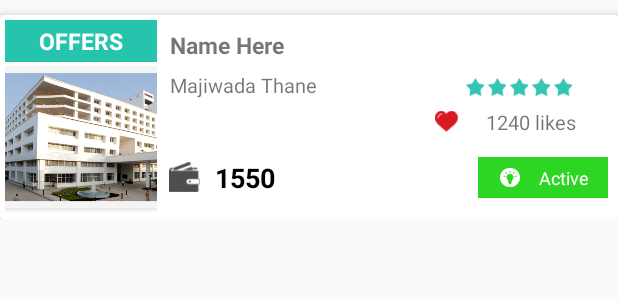
After one commit to AkhtarRaza15Ansari/Qureco, an Android app: the layout deals_item.xml on its own in the app's theme, with its tools: preview values and no code run, on a phone screen of 412 x 824 dp. The commit adds this screen. Shown: the top 300 px of the screen. Run offline under Robolectric (Android 15) with nearby library versions, the phone set to English and light mode, and no system bars; network calls fail.

Commit message:
New Commit

```diff
--- a/app/src/main/java/com/sriyaan/qureco/DetailsPage.java
+++ b/app/src/main/java/com/sriyaan/qureco/DetailsPage.java
@@ -654,6 +654,9 @@ public class DetailsPage extends AppCompatActivity {
                     @Override
                     public void onClick(View v) {
 
+                        Intent i = new Intent(DetailsPage.this,DealsOffers.class);
+                        i.putExtra("value",cat_id);
+                        startActivity(i);
                     }
                 });
 
--- a/app/src/main/java/com/sriyaan/qureco/Home.java
+++ b/app/src/main/java/com/sriyaan/qureco/Home.java
@@ -140,6 +140,7 @@ public class Home extends AppCompatActivity implements FragmentDrawer.FragmentDr
             @Override
             public void onClick(View view) {
                 Intent i = new Intent(Home.this,DealsOffers.class);
+                i.putExtra("value","1");
                 startActivity(i);
             }
         });
--- /dev/null
+++ b/app/src/main/res/layout/deals_item.xml
@@ -0,0 +1,246 @@
+<?xml version="1.0" encoding="utf-8"?>
+<LinearLayout xmlns:card_view="http://schemas.android.com/apk/res-auto"
+    xmlns:android="http://schemas.android.com/apk/res/android"
+    android:layout_width="match_parent"
+    android:layout_height="wrap_content">
+    <android.support.v7.widget.CardView xmlns:card_view="http://schemas.android.com/apk/res-auto"
+        android:layout_width="match_parent"
+        android:layout_height="wrap_content"
+        android:layout_marginTop="10dp"
+        card_view:cardElevation="5dp">
+        <LinearLayout
+            android:id="@+id/body"
+            android:layout_width="match_parent"
+            android:layout_height="wrap_content"
+            android:padding="03dp"
+            android:orientation="vertical">
+            <LinearLayout
+                android:layout_width="match_parent"
+                android:layout_height="wrap_content"
+                android:orientation="horizontal">
+                <LinearLayout
+                    android:layout_width="match_parent"
+                    android:layout_height="wrap_content"
+                    android:layout_weight="0.75"
+                    android:orientation="vertical">
+                    <TextView
+                        android:id="@+id/offers"
+                        android:layout_width="match_parent"
+                        android:layout_height="wrap_content"
+                        android:background="@color/offers"
+                        android:text="OFFERS"
+                        android:textColor="@color/white"
+                        android:textStyle="bold"
+                        android:textSize="15dp"
+                        android:padding="03dp"
+                        android:layout_gravity="center"
+                        android:gravity="center"
+                        />
+                    <ImageView
+                        android:id="@+id/list_image"
+                        android:layout_marginTop="01dp"
+                        android:layout_width="match_parent"
+                        android:layout_height="100dp"
+                        android:src="@drawable/hosp"
+                        android:scaleType="centerCrop"
+                        />
+                </LinearLayout>
+                <LinearLayout
+                    android:layout_width="match_parent"
+                    android:layout_height="wrap_content"
+                    android:layout_weight="0.25"
+                    android:layout_gravity="center"
+                    android:orientation="vertical">
+                    <LinearLayout
+                        android:layout_width="match_parent"
+                        android:layout_height="wrap_content"
+                        android:padding="03dp"
+                        android:layout_gravity="center"
+                        android:gravity="center"
+                        android:orientation="horizontal">
+                        <TextView
+                            android:id="@+id/name"
+                            android:layout_width="match_parent"
+                            android:layout_height="wrap_content"
+                            android:layout_weight="0.3"
+                            android:textSize="15dp"
+                            android:text="Name Here"
+                            android:textStyle="bold"
+                            android:layout_gravity="center"
+                            android:gravity="left"
+                            android:layout_marginLeft="5dp"
+                            />
+                        <TextView
+                            android:id="@+id/validity"
+                            android:layout_width="match_parent"
+                            android:layout_height="wrap_content"
+                            android:layout_weight="0.7"
+                            android:textSize="10dp"
+                            android:layout_gravity="center"
+                            android:gravity="center"
+                            android:text=""
+                            />
+                    </LinearLayout>
+                    <LinearLayout
+                        android:layout_width="match_parent"
+                        android:layout_height="wrap_content"
+                        android:padding="03dp"
+                        android:layout_gravity="center"
+                        android:gravity="center"
+                        android:orientation="horizontal">
+                        <TextView
+                            android:id="@+id/description"
+                            android:layout_width="match_parent"
+                            android:layout_height="wrap_content"
+                            android:layout_weight="0.4"
+                            android:textSize="13dp"
+                            android:text="Majiwada Thane "
+                            android:layout_gravity="left"
+                            android:gravity="left"
+                            android:layout_marginLeft="5dp"
+                            />
+                        <LinearLayout
+                            android:layout_width="match_parent"
+                            android:layout_height="wrap_content"
+                            android:layout_weight="0.6"
+                            android:orientation="vertical"
+                            >
+                            <LinearLayout
+                                android:id="@+id/ratings"
+                                android:layout_width="match_parent"
+                                android:layout_height="wrap_content"
+                                android:orientation="horizontal"
+                                android:padding="03dp"
+                                android:layout_gravity="center"
+                                android:gravity="center"
+                                >
+                                <ImageView
+                                    android:id="@+id/one"
+                                    android:layout_width="12dp"
+                                    android:layout_height="12dp"
+                                    android:layout_margin="01dp"
+                                    android:src="@drawable/star"/>
+                                <ImageView
+                                    android:id="@+id/two"
+                                    android:layout_width="12dp"
+                                    android:layout_height="12dp"
+                                    android:layout_margin="01dp"
+                                    android:src="@drawable/star"/>
+                                <ImageView
+                                    android:id="@+id/three"
+                                    android:layout_width="12dp"
+                                    android:layout_height="12dp"
+                                    android:layout_margin="01dp"
+                                    android:src="@drawable/star"/>
+                                <ImageView
+                                    android:id="@+id/four"
+                                    android:layout_width="12dp"
+                                    android:layout_height="12dp"
+                                    android:layout_margin="01dp"
+                                    android:src="@drawable/star"/>
+                                <ImageView
+                                    android:id="@+id/five"
+                                    android:layout_width="12dp"
+                                    android:layout_height="12dp"
+                                    android:layout_margin="01dp"
+                                    android:src="@drawable/star"/>
+                            </LinearLayout>
+                            <LinearLayout
+                                android:layout_width="match_parent"
+                                android:layout_height="wrap_content"
+                                android:padding="03dp"
+                                android:orientation="horizontal"
+                                android:layout_gravity="center"
+                                android:gravity="center"
+                                >
+                                <ImageView
+                                    android:layout_width="15dp"
+                                    android:layout_height="15dp"
+                                    android:src="@drawable/likes"/>
+                                <TextView
+                                    android:id="@+id/likes"
+                                    android:layout_width="match_parent"
+                                    android:layout_height="wrap_content"
+                                    android:textSize="13dp"
+                                    android:layout_gravity="center"
+                                    android:gravity="center"
+                                    android:text="1240 likes"
+                                    />
+                            </LinearLayout>
+                        </LinearLayout>
+                    </LinearLayout>
+
+                    <LinearLayout
+                        android:layout_width="match_parent"
+                        android:layout_height="wrap_content"
+                        android:padding="03dp"
+                        android:layout_gravity="center"
+                        android:gravity="center"
+                        android:orientation="horizontal">
+                        <LinearLayout
+                            android:layout_width="match_parent"
+                            android:layout_height="wrap_content"
+                            android:layout_weight="0.3"
+                            android:layout_gravity="center"
+                            android:gravity="center"
+                            android:orientation="horizontal">
+                            <ImageView
+                                android:layout_width="30dp"
+                                android:layout_height="20dp"
+                                android:src="@drawable/cash"/>
+                            <TextView
+                                android:id="@+id/cash"
+                                android:layout_width="match_parent"
+                                android:layout_height="wrap_content"
+                                android:textSize="18dp"
+                                android:textStyle="bold"
+                                android:textColor="@color/black"
+                                android:text="1550"
+                                android:paddingTop="05dp"
+                                android:paddingBottom="05dp"
+                                android:layout_gravity="left"
+                                android:gravity="left"
+                                android:layout_marginLeft="5dp"
+                                />
+                        </LinearLayout>
+
+
+                        <LinearLayout
+                            android:id="@+id/llactive"
+                            android:layout_width="match_parent"
+                            android:layout_height="wrap_content"
+                            android:layout_weight="0.7"
+                            android:orientation="horizontal"
+                            android:background="@color/call"
+                            android:paddingTop="05dp"
+                            android:layout_gravity="center"
+                            android:gravity="center"
+                            android:paddingBottom="05dp"
+                            android:layout_marginLeft="2dp"
+                            >
+                            <ImageView
+                                android:paddingLeft="02dp"
+                                android:layout_width="15dp"
+                                android:layout_height="15dp"
+                                android:src="@drawable/active"/>
+                            <TextView
+                                android:id="@+id/active"
+                                android:paddingLeft="02dp"
+                                android:layout_width="wrap_content"
+                                android:layout_height="wrap_content"
+                                android:textSize="12dp"
+                                android:textColor="@color/white"
+                                android:layout_gravity="center"
+                                android:gravity="center"
+                                android:singleLine="true"
+                                android:layout_marginLeft="10dp"
+                                android:text="Active"
+                                />
+                        </LinearLayout>
+
+                    </LinearLayout>
+                </LinearLayout>
+            </LinearLayout>
+        </LinearLayout>
+    </android.support.v7.widget.CardView>
+</LinearLayout>
```
Also changed, not shown: app/src/main/java/com/sriyaan/adapter/RecyclerAdapterDeals.java (added, +167 -0 lines), app/src/main/java/com/sriyaan/adapter/RecyclerAdapterSearch.java (renamed from app/src/main/java/com/sriyaan/qureco/RecyclerAdapterSearch.java, +4 -4 lines), app/src/main/java/com/sriyaan/modal/DetailsData.java (added, +210 -0 lines), app/src/main/java/com/sriyaan/qureco/DealsOffers.java (+24 -18 lines), app/src/main/java/com/sriyaan/qureco/LoyaltyFinalPage.java (+12 -0 lines), app/src/main/java/com/sriyaan/qureco/SearchListPage.java (+3 -4 lines), app/src/main/java/com/sriyaan/util/url_dump.java (+14 -0 lines).
